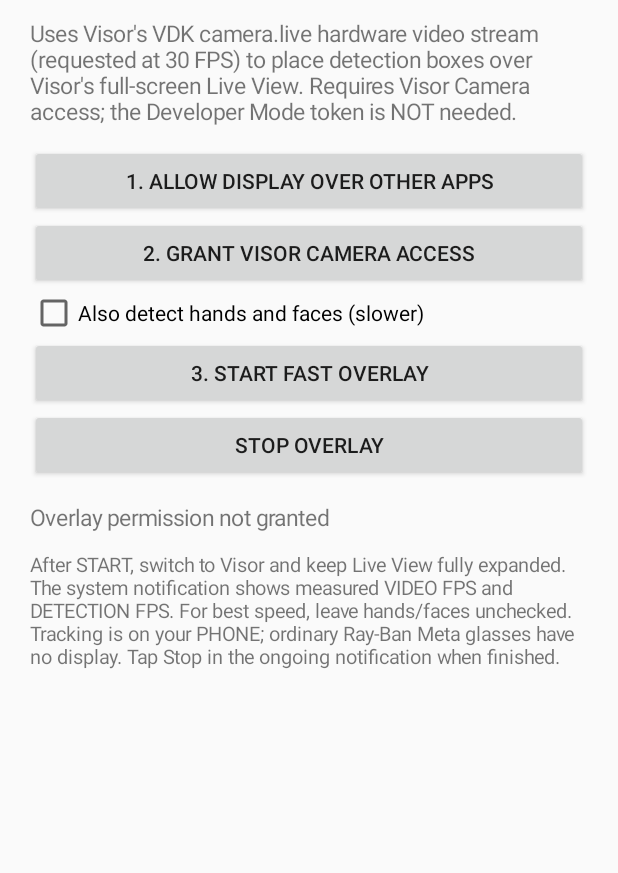
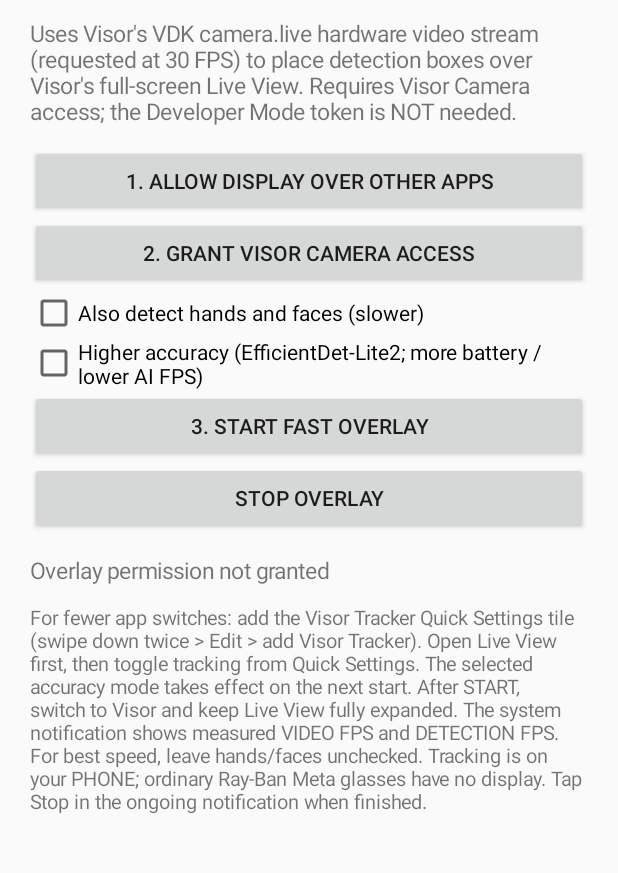
Before and after one commit to mattumali579/cloud-ai-os, an Android app: the screen it shows after launch (MainActivity), on a phone screen of 412 x 824 dp, the part 79-952 px from its top. Run offline under Robolectric (Android 15) with nearby library versions, the phone set to English and light mode, and no system bars; libraries missing offline, so code that uses them is left out: com.macedonga.visor.

Commit message:
Expose high-accuracy mode and persistent Quick Settings preferences in same Tracker activity

```diff
--- a/experiments/visor-tracker-android/app/src/main/java/com/mattumali/visortracker/MainActivity.kt
+++ b/experiments/visor-tracker-android/app/src/main/java/com/mattumali/visortracker/MainActivity.kt
@@ -17,6 +17,7 @@ import com.macedonga.visor.kit.protocol.Scope
 /** Launcher for the VDK camera grant and background overlay. No developer token needed. */
 class MainActivity : ComponentActivity() {
     private lateinit var includeAll: CheckBox
+    private lateinit var accurate: CheckBox
     private lateinit var status: TextView
 
     private val grantCamera = registerForActivityResult(RequestScopes()) { grants ->
@@ -29,6 +30,7 @@ class MainActivity : ComponentActivity() {
 
     override fun onCreate(savedInstanceState: Bundle?) {
         super.onCreate(savedInstanceState)
+        val prefs = getSharedPreferences(OverlayTrackingService.PREFS, MODE_PRIVATE)
         val root = LinearLayout(this).apply {
             orientation = LinearLayout.VERTICAL
             val pad = dp(20)
@@ -68,9 +70,25 @@ class MainActivity : ComponentActivity() {
         })
         includeAll = CheckBox(this).apply {
             text = "Also detect hands and faces (slower)"
-            isChecked = false
+            isChecked = prefs.getBoolean(OverlayTrackingService.PREF_HANDS_FACES, false)
+            setOnCheckedChangeListener { _, checked ->
+                prefs.edit().putBoolean(OverlayTrackingService.PREF_HANDS_FACES, checked).apply()
+            }
         }
         root.addView(includeAll)
+        accurate = CheckBox(this).apply {
+            text = "Higher accuracy (EfficientDet-Lite2; more battery / lower AI FPS)"
+            isChecked = DetectionPreset.read(
+                prefs.getString(OverlayTrackingService.PREF_PRESET, null)
+            ) == DetectionPreset.ACCURATE
+            setOnCheckedChangeListener { _, checked ->
+                prefs.edit().putString(
+                    OverlayTrackingService.PREF_PRESET,
+                    if (checked) DetectionPreset.ACCURATE.name else DetectionPreset.FAST.name
+                ).apply()
+            }
+        }
+        root.addView(accurate)
         root.addView(Button(this).apply {
             text = "3. START FAST OVERLAY"
             setOnClickListener { startOverlay() }
@@ -89,7 +107,11 @@ class MainActivity : ComponentActivity() {
         }
         root.addView(status)
         root.addView(TextView(this).apply {
-            text = "After START, switch to Visor and keep Live View fully expanded. " +
+            text = "For fewer app switches: add the Visor Tracker Quick Settings tile " +
+                "(swipe down twice > Edit > add Visor Tracker). Open Live View first, " +
+                "then toggle tracking from Quick Settings. " +
+                "The selected accuracy mode takes effect on the next start. " +
+                "After START, switch to Visor and keep Live View fully expanded. " +
                 "The system notification shows measured VIDEO FPS and DETECTION FPS. " +
                 "For best speed, leave hands/faces unchecked. " +
                 "Tracking is on your PHONE; ordinary Ray-Ban Meta glasses have no display. " +
@@ -116,7 +138,9 @@ class MainActivity : ComponentActivity() {
         try {
             startForegroundService(Intent(this, OverlayTrackingService::class.java)
                 .setAction(OverlayTrackingService.ACTION_START)
-                .putExtra(OverlayTrackingService.EXTRA_ALL_DETECTORS, includeAll.isChecked))
+                .putExtra(OverlayTrackingService.EXTRA_ALL_DETECTORS, includeAll.isChecked)
+                .putExtra(OverlayTrackingService.EXTRA_PRESET,
+                    if (accurate.isChecked) DetectionPreset.ACCURATE.name else DetectionPreset.FAST.name))
             status.text = "Starting fast overlay; open Visor Live View"
         } catch (error: Exception) {
             status.text = "Could not start tracking: " + error.message
```
